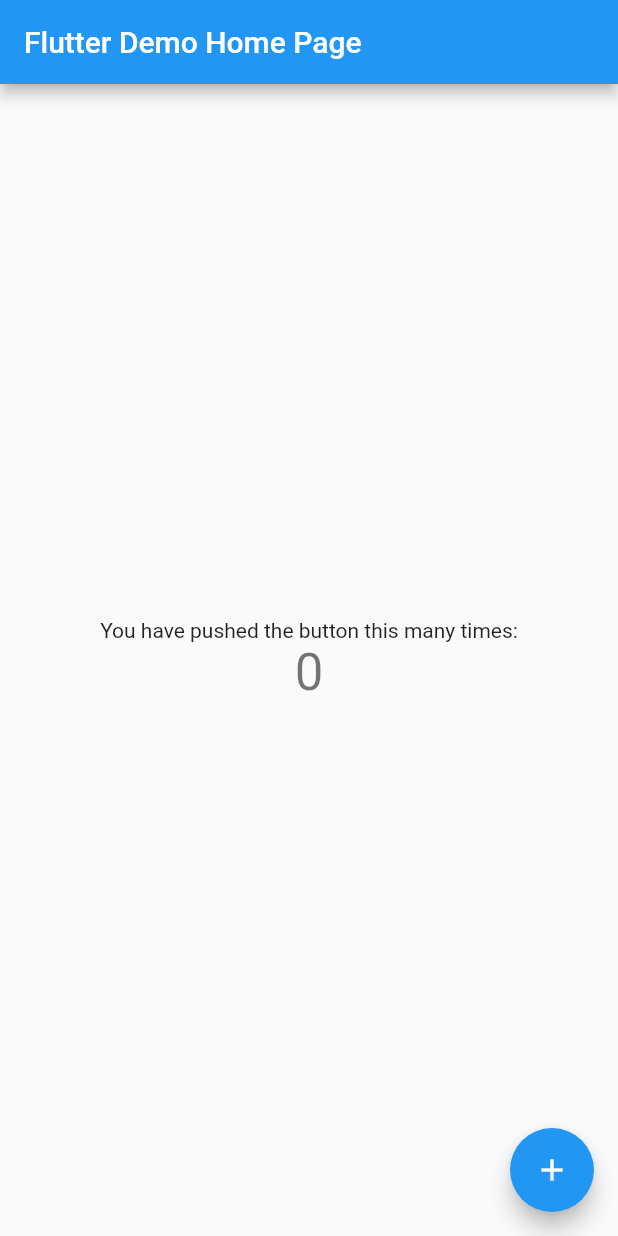
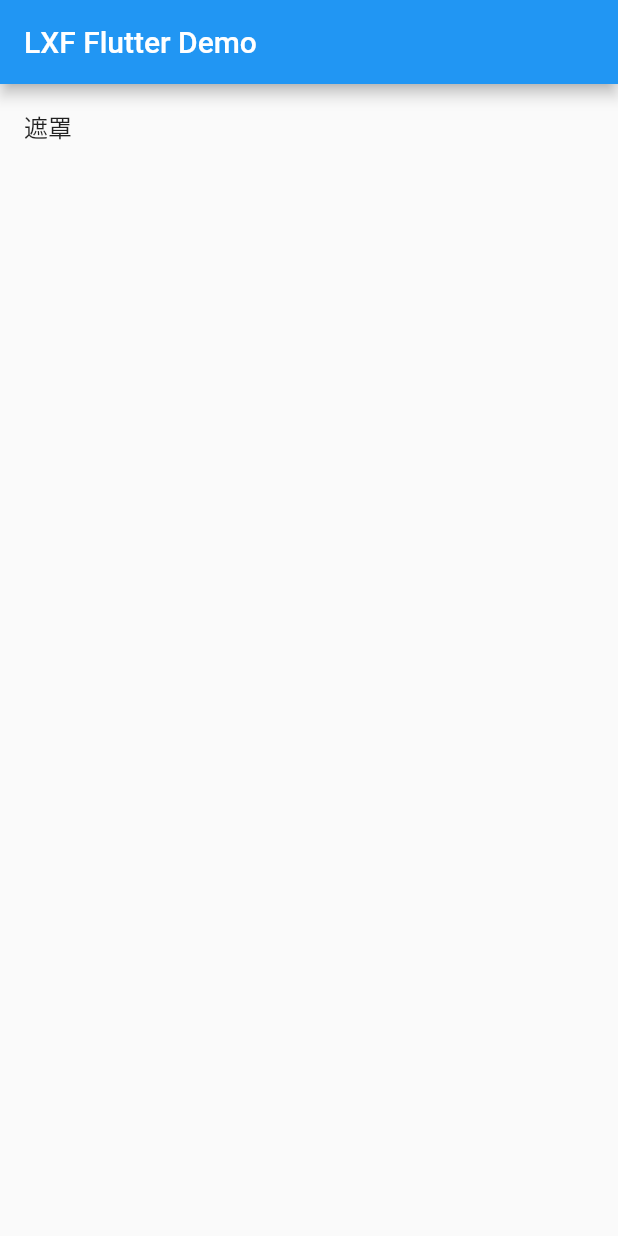
Before and after one commit to LinXunFeng/flutter_demo, a Flutter app: the screen it shows after launch, on a phone screen of 412 x 824 dp. Run offline on Flutter 3.47's test engine with Material 2 defaults, Android fonts, the phone set to English and light mode, and no system bars; our stand-ins replace tuple.

Commit message:
<feat> : 实现遮罩功能

```diff
--- /dev/null
+++ b/lib/features/home/home_page.dart
@@ -0,0 +1,50 @@
+import 'package:flutter/material.dart';
+import 'package:flutter_demo/features/mask/mask_page.dart';
+import 'package:tuple/tuple.dart';
+
+enum HomeListRowType {
+  mask,
+}
+
+class HomePage extends StatelessWidget {
+  HomePage({Key? key}) : super(key: key);
+
+  @override
+  Widget build(BuildContext context) {
+    var rowDataArr = _buildListViewRows(context);
+    return Scaffold(
+      appBar: AppBar(title: const Text("LXF Flutter Demo")),
+      body: ListView.separated(
+        itemCount: rowDataArr.length,
+        itemBuilder: (context, index) {
+          return rowDataArr[index].item2;
+        },
+        separatorBuilder: (context, index) {
+          return Container(color: Colors.grey, height: 0.5);
+        },
+      ),
+    );
+  }
+
+  List<Tuple2<HomeListRowType, Widget>> _buildListViewRows(
+    BuildContext context,
+  ) {
+    return [
+      Tuple2<HomeListRowType, Widget>(
+        HomeListRowType.mask,
+        ListTile(
+          title: const Text("遮罩"),
+          onTap: () {
+            Navigator.of(context).push(
+              MaterialPageRoute(
+                builder: (context) {
+                  return MaskPage();
+                },
+              ),
+            );
+          },
+        ),
+      )
+    ];
+  }
+}
--- a/lib/main.dart
+++ b/lib/main.dart
@@ -1,4 +1,5 @@
 import 'package:flutter/material.dart';
+import 'package:flutter_demo/features/home/home_page.dart';
 
 void main() {
   runApp(const MyApp());
@@ -7,7 +8,6 @@ void main() {
 class MyApp extends StatelessWidget {
   const MyApp({Key? key}) : super(key: key);
 
-  // This widget is the root of your application.
   @override
   Widget build(BuildContext context) {
     return MaterialApp(
@@ -15,54 +15,7 @@ class MyApp extends StatelessWidget {
       theme: ThemeData(
         primarySwatch: Colors.blue,
       ),
-      home: const MyHomePage(title: 'Flutter Demo Home Page'),
+      home: HomePage(),
     );
   }
 }
-
-class MyHomePage extends StatefulWidget {
-  const MyHomePage({Key? key, required this.title}) : super(key: key);
-
-  final String title;
-
-  @override
-  State<MyHomePage> createState() => _MyHomePageState();
-}
-
-class _MyHomePageState extends State<MyHomePage> {
-  int _counter = 0;
-
-  void _incrementCounter() {
-    setState(() {
-      _counter++;
-    });
-  }
-
-  @override
-  Widget build(BuildContext context) {
-    return Scaffold(
-      appBar: AppBar(
-        title: Text(widget.title),
-      ),
-      body: Center(
-        child: Column(
-          mainAxisAlignment: MainAxisAlignment.center,
-          children: <Widget>[
-            const Text(
-              'You have pushed the button this many times:',
-            ),
-            Text(
-              '$_counter',
-              style: Theme.of(context).textTheme.headline4,
-            ),
-          ],
-        ),
-      ),
-      floatingActionButton: FloatingActionButton(
-        onPressed: _incrementCounter,
-        tooltip: 'Increment',
-        child: const Icon(Icons.add),
-      ),
-    );
-  }
-}
--- a/pubspec.yaml
+++ b/pubspec.yaml
@@ -34,6 +34,7 @@ dependencies:
   # The following adds the Cupertino Icons font to your application.
   # Use with the CupertinoIcons class for iOS style icons.
   cupertino_icons: ^1.0.2
+  tuple: ^2.0.0
 
 dev_dependencies:
   flutter_test:
```
Also changed, not shown: lib/features/mask/mask_page.dart (added, +151 -0 lines), pubspec.lock.
